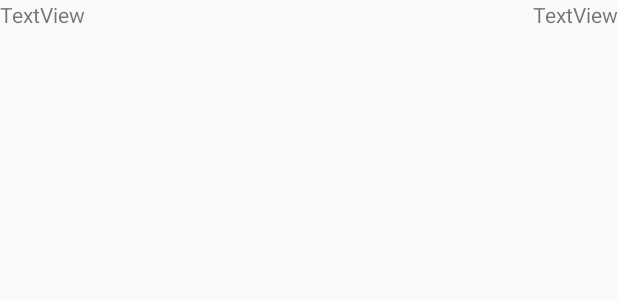
After one commit to FrogTravel/hotelki, an Android app: the layout ideas_layout.xml on its own in the app's theme, with its tools: preview values and no code run, on a phone screen of 412 x 824 dp. The commit adds this screen. Shown: the top 300 px of the screen. Run offline under Robolectric (Android 15) with nearby library versions, the phone set to English and light mode, and no system bars.

```diff
--- /dev/null
+++ b/app/src/main/res/layout/ideas_layout.xml
@@ -0,0 +1,21 @@
+<?xml version="1.0" encoding="utf-8"?>
+<RelativeLayout
+    xmlns:android="http://schemas.android.com/apk/res/android" android:layout_width="wrap_content"
+    android:layout_height="wrap_content">
+
+    <TextView
+        android:id="@+id/ideaNameTextView"
+        android:layout_width="wrap_content"
+        android:layout_height="wrap_content"
+        android:layout_alignParentStart="true"
+        android:layout_alignParentTop="true"
+        android:text="TextView" />
+
+    <TextView
+        android:id="@+id/statusTextView"
+        android:layout_width="wrap_content"
+        android:layout_height="wrap_content"
+        android:layout_alignParentEnd="true"
+        android:layout_alignParentTop="true"
+        android:text="TextView" />
+</RelativeLayout>
```
Also changed, not shown: app/src/main/java/nekono/inno/hotelki/Idea.java (renamed from app/src/main/java/nekono/inno/hotelki/HotyolkaItem.java, +12 -8 lines), app/src/main/java/nekono/inno/hotelki/IdeasAdapter.java (added, +59 -0 lines), app/src/main/java/nekono/inno/hotelki/Madapter.java (deleted, +0 -65 lines), app/src/main/java/nekono/inno/hotelki/PopItemsActivity.java (+9 -8 lines), app/src/main/res/layout/popular_items.xml (+1 -32 lines).
